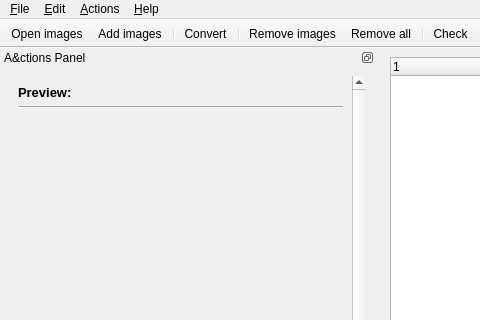
Above: ui/mainwindow.ui from Faster3ck/Converseen before the change; both pictures show x 0 to 480 and y 0 to 320 of the 1000 by 720 pixel window. Below: the same form after it.
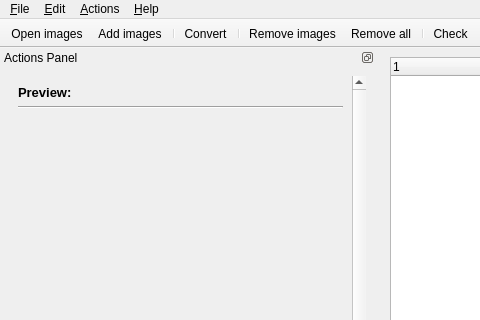
That is the form after the change. Icons and pictures are not drawn. Custom widgets are drawn as their Qt base class.

```diff
--- a/ui/mainwindow.ui
+++ b/ui/mainwindow.ui
@@ -205,7 +205,7 @@
     <set>QDockWidget::DockWidgetFloatable|QDockWidget::DockWidgetMovable</set>
    </property>
    <property name="windowTitle">
-    <string>A&amp;ctions Panel</string>
+    <string>Actions Panel</string>
    </property>
    <attribute name="dockWidgetArea">
     <number>1</number>
```
Left out of the diff: 8 changed lines with no effect on the pictures.
